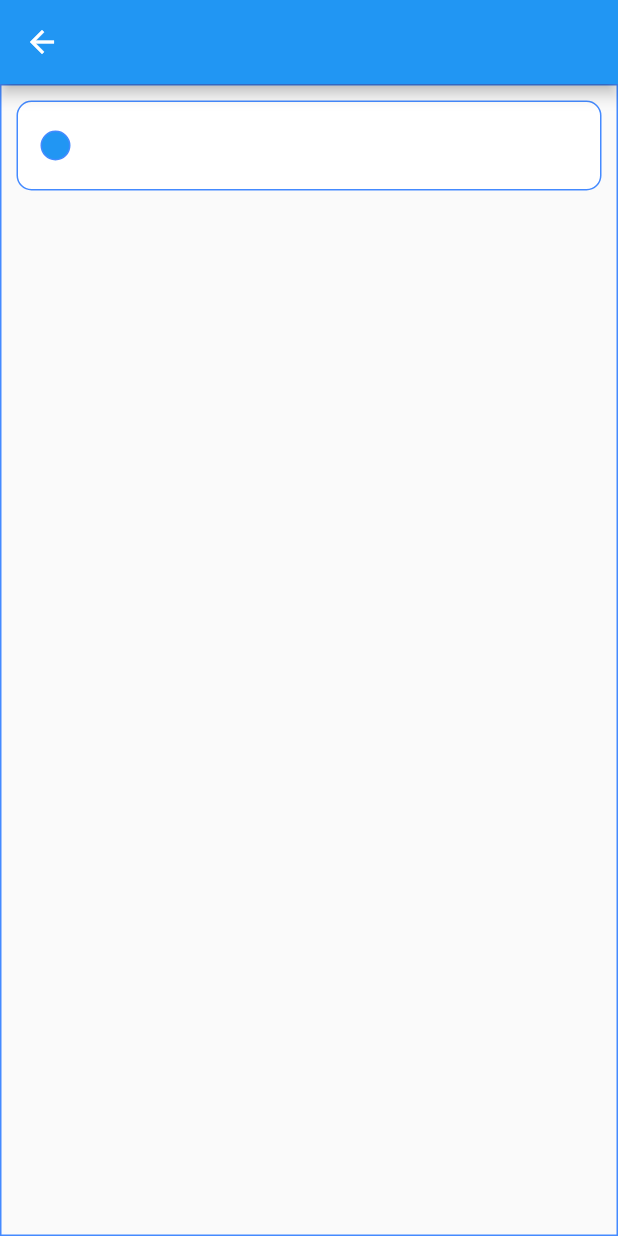
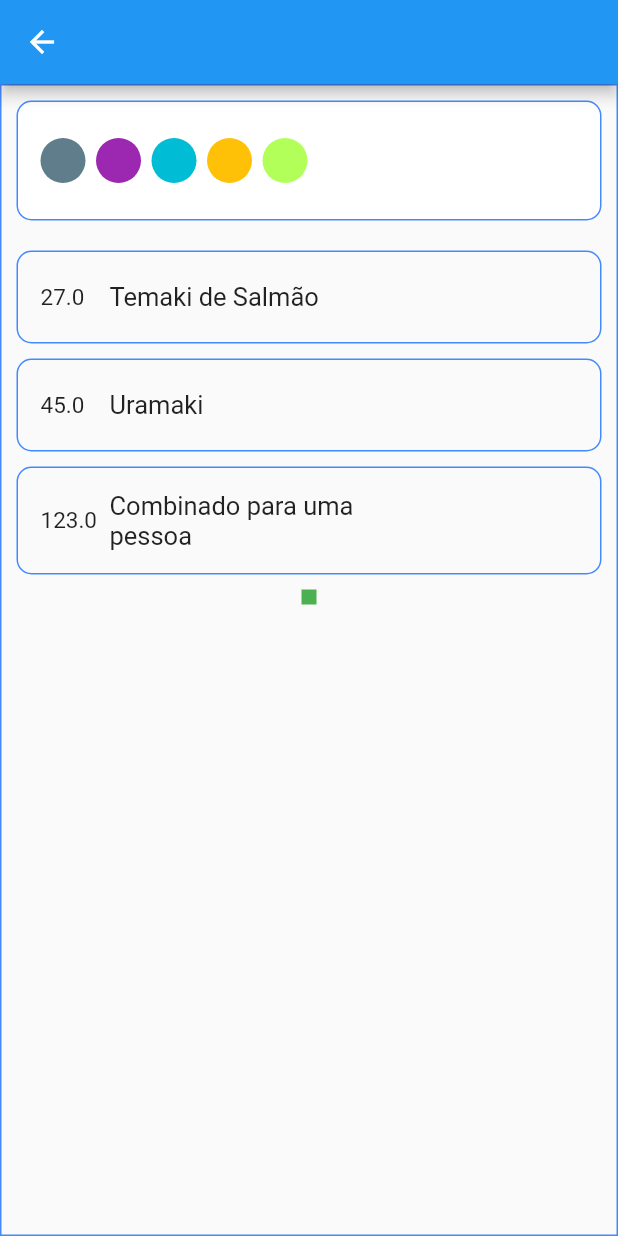
Before and after one commit to kaloca/buxsplit, a Flutter app: the SelectorScreen screen opened by its route, on a phone screen of 412 x 824 dp. Run offline on Flutter 3.47's test engine with Material 2 defaults, Android fonts, the phone set to English and light mode, and no system bars.

Commit message:
created selector screen

```diff
--- /dev/null
+++ b/lib/screens/SelectorScreen/components/indicator_circle.dart
@@ -0,0 +1,39 @@
+import 'package:flutter/material.dart';
+
+class IndicatorCircle extends StatefulWidget {
+  final Color circleColor;
+  final String id;
+  final Function selectCircle;
+
+  const IndicatorCircle(this.circleColor, this.id, this.selectCircle,
+      {Key? key})
+      : super(key: key);
+
+  @override
+  State<IndicatorCircle> createState() => _IndicatorCircleState();
+}
+
+class _IndicatorCircleState extends State<IndicatorCircle> {
+  bool isSelected = false;
+
+  @override
+  Widget build(BuildContext context) {
+    return GestureDetector(
+      onTap: () {
+        isSelected = !isSelected;
+        widget.selectCircle(widget.id);
+      },
+      child: Container(
+        height: 30,
+        width: 30,
+        margin: const EdgeInsets.only(right: 7),
+        decoration: BoxDecoration(
+            color: widget.circleColor,
+            border: isSelected
+                ? Border.all(color: Colors.blueAccent, width: 4)
+                : null,
+            borderRadius: BorderRadiusDirectional.circular(15)),
+      ),
+    );
+  }
+}
--- /dev/null
+++ b/lib/screens/SelectorScreen/components/item.dart
@@ -0,0 +1,92 @@
+import 'package:buxsplit/screens/SelectorScreen/components/indicator_circle.dart';
+import 'package:flutter/material.dart';
+
+import '../selector_screen.dart';
+
+class Item extends StatefulWidget {
+  final String name;
+  final double price;
+  final List<Person> people;
+  final List<String> selectedPeopleId;
+
+  const Item(this.name, this.price, this.people, this.selectedPeopleId,
+      {Key? key})
+      : super(key: key);
+
+  @override
+  State<Item> createState() => _ItemState();
+}
+
+class _ItemState extends State<Item> {
+  List<Person> indicatorCircles = [];
+
+  @override
+  Widget build(BuildContext context) {
+    return GestureDetector(
+      // customBorder: ShapeBorder.,
+      onTap: () {
+        List<Person> selectedPeople = widget.people
+            .where((person) => widget.selectedPeopleId.contains(person.id))
+            .toList();
+
+        List<Person> peopleToAdd = [];
+
+        selectedPeople.forEach((person) {
+          !indicatorCircles.contains(person) ? peopleToAdd.add(person) : null;
+        });
+
+        setState(() {
+          indicatorCircles = [...indicatorCircles, ...peopleToAdd];
+        });
+      },
+      child: Container(
+        // height: 60,
+        alignment: Alignment.centerLeft,
+        margin: const EdgeInsets.only(bottom: 10),
+        padding: const EdgeInsets.symmetric(horizontal: 15, vertical: 15),
+        decoration: BoxDecoration(
+          border: Border.all(color: Colors.blueAccent),
+          borderRadius: BorderRadiusDirectional.circular(10),
+        ),
+
+        child: Row(
+          mainAxisAlignment: MainAxisAlignment.spaceBetween,
+          children: [
+            Row(
+              mainAxisAlignment: MainAxisAlignment.start,
+              children: [
+                Container(
+                  width: 40,
+                  margin: const EdgeInsets.only(right: 6),
+                  child: Text(
+                    widget.price.toString(),
+                    style: const TextStyle(fontSize: 15),
+                  ),
+                ),
+                SizedBox(
+                  width: 190,
+                  child: Text(
+                    widget.name,
+                    style: const TextStyle(fontSize: 17),
+                  ),
+                ),
+              ],
+            ),
+            Container(
+              height: 30,
+              constraints: const BoxConstraints(minWidth: 40, maxWidth: 100),
+              child: ListView(
+                shrinkWrap: true,
+                scrollDirection: Axis.horizontal,
+                children: indicatorCircles
+                    .map((person) =>
+                        IndicatorCircle(person.color, person.id, () {}))
+                    .toList(),
+              ),
+            ),
+          ],
+        ),
+      ),
+    );
+  }
+}
--- /dev/null
+++ b/lib/screens/SelectorScreen/components/item_list.dart
@@ -0,0 +1,30 @@
+import 'package:flutter/material.dart';
+
+import './item.dart';
+import '../selector_screen.dart';
+
+class ItemList extends StatefulWidget {
+  final List<Person> people;
+  final List<String> selectedPeopleId;
+
+  const ItemList(
+      {Key? key, required this.people, required this.selectedPeopleId})
+      : super(key: key);
+
+  @override
+  State<ItemList> createState() => _ItemListState();
+}
+
+class _ItemListState extends State<ItemList> {
+  @override
+  Widget build(BuildContext context) {
+    return Column(
+      children: [
+        Item('Temaki de Salmão', 27, widget.people, widget.selectedPeopleId),
+        Item('Uramaki', 45, widget.people, widget.selectedPeopleId),
+        Item('Combinado para uma pessoa', 123, widget.people,
+            widget.selectedPeopleId)
+      ],
+    );
+  }
+}
--- a/lib/screens/SelectorScreen/components/people_indicator.dart
+++ b/lib/screens/SelectorScreen/components/people_indicator.dart
@@ -1,33 +1,45 @@
 import 'package:flutter/material.dart';
 
+import '../selector_screen.dart';
+import './indicator_circle.dart';
+
 class PeopleIndicator extends StatefulWidget {
-  const PeopleIndicator({Key? key}) : super(key: key);
+  final Function selectCircle;
+  final List<Person> people;
+
+  const PeopleIndicator(
+      {Key? key, required this.selectCircle, required this.people})
+      : super(key: key);
 
   @override
   State<PeopleIndicator> createState() => _PeopleIndicatorState();
 }
 
 class _PeopleIndicatorState extends State<PeopleIndicator> {
+  List<IndicatorCircle> indicatorCircles = [];
+
   @override
   Widget build(BuildContext context) {
     return Row(
       children: [
         Expanded(
           child: Container(
-            height: 60,
+            height: 80,
             alignment: Alignment.centerLeft,
             padding: const EdgeInsets.symmetric(horizontal: 15),
+            margin: const EdgeInsets.only(bottom: 20),
             decoration: BoxDecoration(
                 color: Colors.white,
                 border: Border.all(color: Colors.blueAccent),
                 borderRadius: BorderRadiusDirectional.circular(10)),
-            child: Container(
-              height: 20,
-              width: 20,
-              decoration: BoxDecoration(
-                  color: Colors.blue,
-                  border: Border.all(color: Colors.blueAccent),
-                  borderRadius: BorderRadiusDirectional.circular(10)),
+            child: SizedBox(
+              height: 30,
+              child: ListView(
+                  scrollDirection: Axis.horizontal,
+                  children: widget.people
+                      .map((person) => IndicatorCircle(
+                          person.color, person.id, widget.selectCircle))
+                      .toList()),
             ),
           ),
         ),
@@ -35,3 +47,32 @@ class _PeopleIndicatorState extends State<PeopleIndicator> {
     );
   }
 }
+
+/*
+GestureDetector(
+            onTap: () {
+              setState(() {
+                indicatorCircles = [
+                  ...indicatorCircles,
+                  (IndicatorCircle(
+                      Colors.primaries[
+                          Random().nextInt(Colors.primaries.length)],
+                      indicatorCircles.length,
+                      widget.selectCircle))
+                ];
+              });
+              print(indicatorCircles);
+            },
+            child: Container(
+              height: 20,
+              width: 20,
+              decoration: BoxDecoration(
+                  border: Border.all(color: Colors.black),
+                  borderRadius: BorderRadiusDirectional.circular(2)),
+            ),
+              )
+
+
+  IndicatorCircle(
+                          person.color, person.id, widget.selectCircle))
+ */
--- a/lib/screens/SelectorScreen/selector_screen.dart
+++ b/lib/screens/SelectorScreen/selector_screen.dart
@@ -1,6 +1,14 @@
 import 'package:flutter/material.dart';
 
 import 'components/people_indicator.dart';
+import 'components/item_list.dart';
+
+class Person {
+  final String id;
+  final Color color;
+
+  Person({required this.id, required this.color});
+}
 
 class SelectorScreen extends StatefulWidget {
   const SelectorScreen({Key? key}) : super(key: key);
@@ -10,6 +18,26 @@ class SelectorScreen extends StatefulWidget {
 }
 
 class _SelectorScreenState extends State<SelectorScreen> {
+  List<String> selectedCircles = [];
+  List<Person> people = [
+    Person(id: '0', color: Colors.blueGrey),
+    Person(id: '1', color: Colors.purple),
+    Person(id: '2', color: Colors.cyan),
+    Person(id: '3', color: Colors.amber),
+    Person(id: '4', color: Colors.lightGreenAccent),
+  ];
+
+  void selectCircle(String id) {
+    print('ng');
+    setState(() {
+      if (selectedCircles.contains(id)) {
+        selectedCircles.remove(id);
+      } else {
+        selectedCircles.add(id);
+      }
+    });
+  }
+
   @override
   Widget build(BuildContext context) {
     return Scaffold(
@@ -18,11 +46,22 @@ class _SelectorScreenState extends State<SelectorScreen> {
         decoration: BoxDecoration(border: Border.all(color: Colors.blueAccent)),
         //color: Colors.white,
         alignment: Alignment.topCenter,
-        padding: EdgeInsets.symmetric(horizontal: 10, vertical: 10),
+        padding: const EdgeInsets.symmetric(horizontal: 10, vertical: 10),
         child: Column(
           mainAxisAlignment: MainAxisAlignment.start,
-          children: const [
-            PeopleIndicator(),
+          children: [
+            PeopleIndicator(selectCircle: selectCircle, people: people),
+            ItemList(
+              people: people,
+              selectedPeopleId: selectedCircles,
+            ),
+            GestureDetector(
+                onTap: () => print(selectedCircles),
+                child: Container(
+                  width: 10,
+                  height: 10,
+                  color: Colors.green,
+                ))
           ],
         ),
       ),
--- /dev/null
+++ b/lib/services/helpers.dart
@@ -0,0 +1,14 @@
+class Helpers {
+  static List<T> intersection<T>(Iterable<Iterable<T>> iterables) {
+    return iterables
+        .map((e) => e.toSet())
+        .reduce((a, b) => a.intersection(b))
+        .toList();
+  }
+
+  static findById(list, String id) {
+    Function findById = (obj) => obj.id == id;
+    var result = list.where(findById);
+    return result.length > 0 ? result.first : null;
+  }
+}
```
